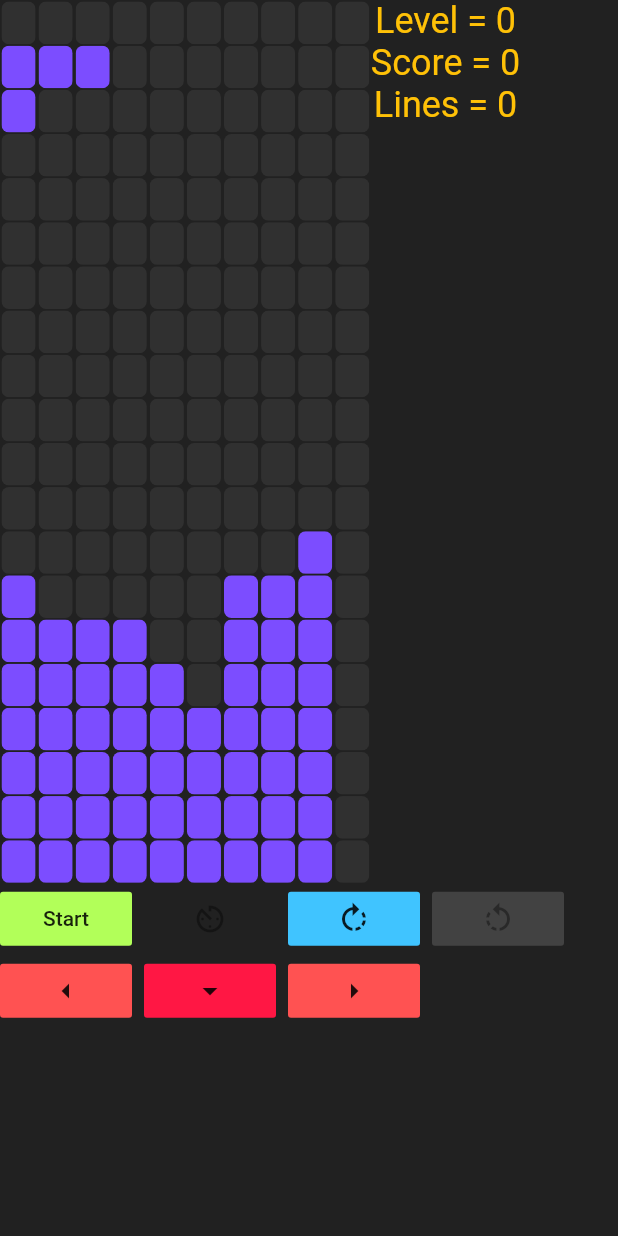
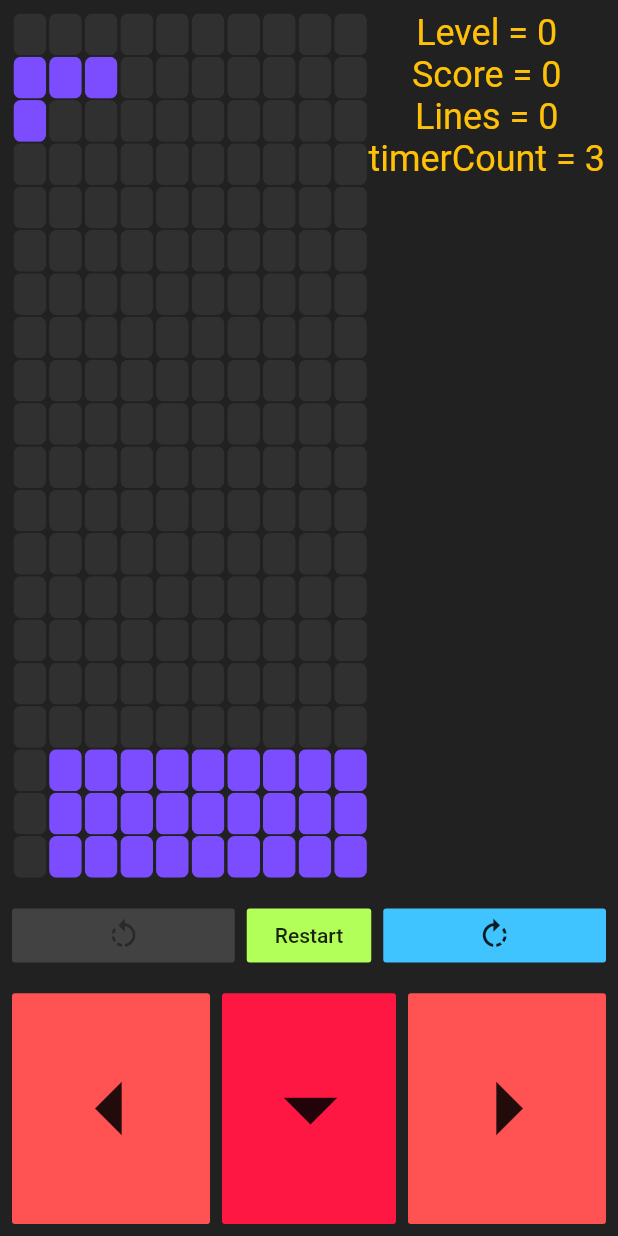
Before and after one commit to beerline/flutter_tetris, a Flutter app: the screen it shows after launch, after a tap on "Start", on a phone screen of 412 x 824 dp. Run offline on Flutter 3.47's test engine with Material 2 defaults, Android fonts, the phone set to English and light mode, and no system bars; our stand-ins replace get_it.

Commit message:
- fix collision on bottom left corner - game over detecting - restart game

```diff
--- a/lib/game/game.dart
+++ b/lib/game/game.dart
@@ -1,3 +1,5 @@
+import 'dart:math';
+
 import 'package:fluttertetris/game/level.dart';
 import 'package:fluttertetris/game/play_field.dart';
 import 'package:fluttertetris/game/scores.dart';
@@ -17,6 +19,7 @@ abstract class GameAbstract {
   final ShapeCreatorAbstract _shapeCreator;
   int _burnedLines = 0;
   SetTimer setTimer;
+  Function stopTimer;
 
   GameAbstract(
       this.playField, this.level, this.speed, this.score, this._shapeCreator);
@@ -54,8 +57,10 @@ class Game extends GameAbstract {
       }
     }
 
-    // if game over
-    // gameOver // game
+     if (_isGameOver()) {
+       stopTimer();
+       // gameOver
+     }
   }
 
   _collisionHandle() {
@@ -86,4 +91,8 @@ class Game extends GameAbstract {
     // TODO position in center
     playingShape = _shapeCreator.create(playField);
   }
+
+  bool _isGameOver(){
+    return (playField.blocks.keys.fold(1000000, min) / playField.xSize).floor() == 0;
+  }
 }
--- a/lib/game/shapes/shape.dart
+++ b/lib/game/shapes/shape.dart
@@ -24,7 +24,7 @@ abstract class ShapeAbstract {
     var isCollision = false;
 
     for (final b in blocks) {
-      if (b.coordinate + playField.xSize > playField.xSize * playField.ySize) {
+      if (b.coordinate + playField.xSize >= playField.xSize * playField.ySize) {
         // reach the bottom
         isCollision = true;
         break;
--- a/lib/main.dart
+++ b/lib/main.dart
@@ -42,33 +42,57 @@ class MainWidget extends StatefulWidget {
 class _MainWidgetState extends State<MainWidget> {
   GameAbstract game;
   Timer _timer;
+  int _timerCount = 0;
 
   @override
   void initState() {
     super.initState();
     game = serviceLocator<GameAbstract>();
+  }
+
+  void _startGame() {
+    game = serviceLocator<GameAbstract>();
     game.setTimer = _setTimer;
+    game.stopTimer = _stopTimer;
 
     //todo remove moc
     game.playField.mergeShapeToStack([
-      Block(140),
-      Block(141),
-      Block(150),
-      Block(151),
+//      Block(1),
+//      Block(11),
+//      Block(21),
+//      Block(31),
+//      Block(41),
+//      Block(51),
+//      Block(61),
+//      Block(71),
+//      Block(81),
+//      Block(91),
+//      Block(101),
+//      Block(111),
+//      Block(121),
+//      Block(131),
+//      Block(141),
+//      Block(151),
+//      Block(161),
 
-      Block(128),
-
-      Block(130),
-//      Block(131),
-//      Block(132),
-//      Block(133),
-//      Block(134),
-//      Block(135),
-      Block(136),
-      Block(137),
-      Block(138),
-
-      Block(180),
+//      Block(140),
+//      Block(141),
+//      Block(150),
+//      Block(151),
+//
+//      Block(128),
+//
+//      Block(130),
+////      Block(131),
+////      Block(132),
+////      Block(133),
+////      Block(134),
+////      Block(135),
+//      Block(136),
+//      Block(137),
+//      Block(138),
+//
+//      Block(180),
       Block(181),
       Block(182),
       Block(183),
@@ -77,19 +101,19 @@ class _MainWidgetState extends State<MainWidget> {
       Block(186),
       Block(187),
       Block(188),
-//      Block(189),
-
-      Block(140),
-      Block(141),
-      Block(142),
-      Block(143),
-//      Block(144),
-//      Block(145),
-      Block(146),
-      Block(147),
-      Block(148),
-
-      Block(170),
+      Block(189),
+//
+//      Block(140),
+//      Block(141),
+//      Block(142),
+//      Block(143),
+////      Block(144),
+////      Block(145),
+//      Block(146),
+//      Block(147),
+//      Block(148),
+//
+//      Block(170),
       Block(171),
       Block(172),
       Block(173),
@@ -98,34 +122,34 @@ class _MainWidgetState extends State<MainWidget> {
       Block(176),
       Block(177),
       Block(178),
-//      Block(179),
-
-      Block(150),
-      Block(151),
-      Block(152),
-      Block(153),
-      Block(154),
-//      Block(155),
-      Block(156),
-      Block(157),
-      Block(158),
-
-
-
-
-
-      Block(160),
-      Block(161),
-      Block(162),
-      Block(163),
-      Block(164),
-      Block(165),
-      Block(166),
-      Block(167),
-      Block(168),
-//      Block(169),
-
-      Block(190),
+      Block(179),
+//
+//      Block(150),
+//      Block(151),
+//      Block(152),
+//      Block(153),
+//      Block(154),
+////      Block(155),
+//      Block(156),
+//      Block(157),
+//      Block(158),
+//
+//
+//
+//
+//
+//      Block(160),
+//      Block(161),
+//      Block(162),
+//      Block(163),
+//      Block(164),
+//      Block(165),
+//      Block(166),
+//      Block(167),
+//      Block(168),
+////      Block(169),
+//
+//      Block(190),
       Block(191),
       Block(192),
       Block(193),
@@ -134,13 +158,10 @@ class _MainWidgetState extends State<MainWidget> {
       Block(196),
       Block(197),
       Block(198),
-//      Block(199),
+      Block(199),
 
 
     ]);
-  }
-
-  void _startGame() {
 //    setState(() {
 //      game.step();
 //    });
@@ -149,14 +170,19 @@ class _MainWidgetState extends State<MainWidget> {
   }
 
   _setTimer(int milliseconds) {
+    _stopTimer();
+    _timer = Timer.periodic(Duration(milliseconds: milliseconds), (Timer t) {
+      setState(() {
+        game.step();
+        _timerCount += 1;
+      });
+    });
+  }
+
+  _stopTimer(){
     if (_timer is Timer) {
       _timer.cancel();
     }
-    _timer = Timer.periodic(Duration(milliseconds: milliseconds), (Timer t) {
-      setState(() {
-        game.step();
-      });
-    });
   }
 
   _transformClockwise() {
@@ -192,7 +218,9 @@ class _MainWidgetState extends State<MainWidget> {
     return SafeArea(
       child: Scaffold(
           backgroundColor: Colors.grey[900],
-          body: Column(
+          body: Padding(
+            padding: const EdgeInsets.all(8.0),
+            child: Column(
               children: <Widget>[
                 Flexible(
                   flex: 5,
@@ -215,6 +243,10 @@ class _MainWidgetState extends State<MainWidget> {
                               'Lines = ' + (game.burnedLines ?? 0).toString(),
                               style: TextStyle(color: Colors.amber, fontSize: 24),
                             ),
+                            Text(
+                              'timerCount = $_timerCount' ,
+                              style: TextStyle(color: Colors.amber, fontSize: 24),
+                            ),
                           ],
                         ),
                       ),
@@ -225,57 +257,92 @@ class _MainWidgetState extends State<MainWidget> {
                   flex: 2,
                   child: Column(
                     children: <Widget>[
-                    Row(
+                      Expanded(
+                        flex: 1,
+                        child: Row(
                           children: <Widget>[
-                        FlatButton(
-                          onPressed: _startGame,
-                          child: Text('Start'),
-                          color: Colors.lightGreenAccent,
-                        ),
-                        SizedBox(width: 8),
-                        FlatButton(
-                          onPressed: null,
-//                              () {
-//                            _runTimer(100);
-//                          },
-                          child: Icon(Icons.av_timer),
-                          color: Colors.yellowAccent,
-                        ),
-                        SizedBox(width: 8),
-                        FlatButton(
-                          onPressed: _transformClockwise,
-                          child: Icon(Icons.rotate_right),
-                          color: Colors.lightBlueAccent,
-                        ),
-                        SizedBox(width: 8),
-                        FlatButton(
+                            Expanded(
+                              flex: 3,
+                              child: FlatButton(
                                 onPressed: null,
                                 child: Icon(Icons.rotate_left),
                                 color: Colors.lightBlueAccent,
                                 disabledColor: Colors.grey[800],
                               ),
+                            ),
+                            Expanded(
+                              flex: 2,
+                              child: Padding(
+                                padding: const EdgeInsets.only(left: 8.0, right: 8.0),
+                                child: FlatButton(
+                                  onPressed: _startGame,
+                                  child: Text(( _timer != null && _timer.isActive) ? 'Restart' : 'Start'),
+                                  color: Colors.lightGreenAccent,
+                                ),
+                              ),
+                            ),
+                            Expanded(
+                              flex: 3,
+                              child: FlatButton(
+                                onPressed: _transformClockwise,
+                                child: Icon(Icons.rotate_right),
+                                color: Colors.lightBlueAccent,
+                              ),
+                            ),
                           ],
                         ),
-                    Row(
+                      ),
+                      Expanded(
+                        flex: 2,
+                        child: Row(
                           children: [
-                        FlatButton(
+                            Expanded(
+                              child: Column(
+                                crossAxisAlignment: CrossAxisAlignment.stretch,
+                                children: <Widget>[
+                                  Expanded(
+                                    child: FlatButton(
                                       onPressed: _moveLeft,
-                          child: Icon(Icons.arrow_left),
+                                      child: Icon(Icons.arrow_left, size: 86,),
                                       color: Colors.redAccent,
                                     ),
-                        SizedBox(width: 8),
-                        FlatButton(
+                                  ),
+                                ],
+                              ),
+                            ),
+                            Expanded(
+                              child: Padding(
+                                padding: const EdgeInsets.only(left: 8.0, right: 8.0),
+                                child: Column(
+                                  crossAxisAlignment: CrossAxisAlignment.stretch,
+                                  children: <Widget>[
+                                    Expanded(
+                                      child: FlatButton(
                                         onPressed: _moveDown,
-                          child: Icon(Icons.arrow_drop_down),
+                                        child: Icon(Icons.arrow_drop_down, size: 86,),
                                         color: Colors.redAccent[400],
                                       ),
-                        SizedBox(width: 8),
-                        FlatButton(
+                                    ),
+                                  ],
+                                ),
+                              ),
+                            ),
+                            Expanded(
+                              child: Column(
+                                crossAxisAlignment: CrossAxisAlignment.stretch,
+                                children: <Widget>[
+                                  Expanded(
+                                    child: FlatButton(
                                       onPressed: _moveRight,
-                          child: Icon(Icons.arrow_right),
+                                      child: Icon(Icons.arrow_right, size: 86,),
                                       color: Colors.redAccent,
                                     ),
+                                  ),
                                 ],
+                              ),
+                            ),
+                          ],
+                        ),
                       ),
                       Row(
                         children: [
@@ -286,6 +353,7 @@ class _MainWidgetState extends State<MainWidget> {
                   ),
                 ),
               ],
+            ),
           )),
     );
   }
```
Lines whose indentation alone changed are shown as unchanged.
